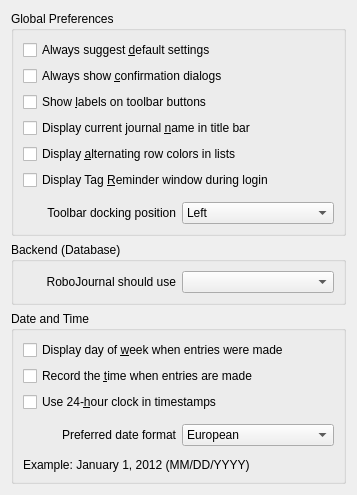
First picture: the form in ui/configurationgeneral.ui, repository pwizard2/robojournal, before the edit.
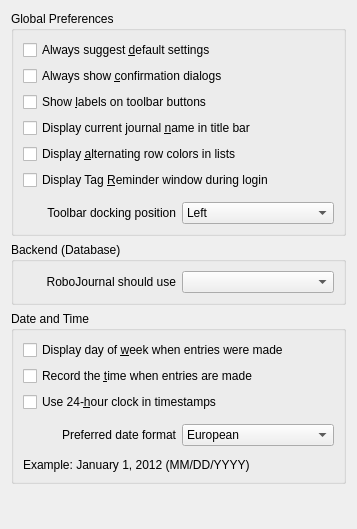
Second picture: the form after the edit.

What changed in the file:
```diff
--- a/ui/configurationgeneral.ui
+++ b/ui/configurationgeneral.ui
@@ -7,7 +7,7 @@
     <x>0</x>
     <y>0</y>
     <width>357</width>
-    <height>480</height>
+    <height>529</height>
    </rect>
   </property>
   <property name="windowTitle">
@@ -292,7 +292,7 @@
      <property name="sizeHint" stdset="0">
       <size>
        <width>20</width>
-       <height>10</height>
+       <height>1</height>
       </size>
      </property>
     </spacer>
```
